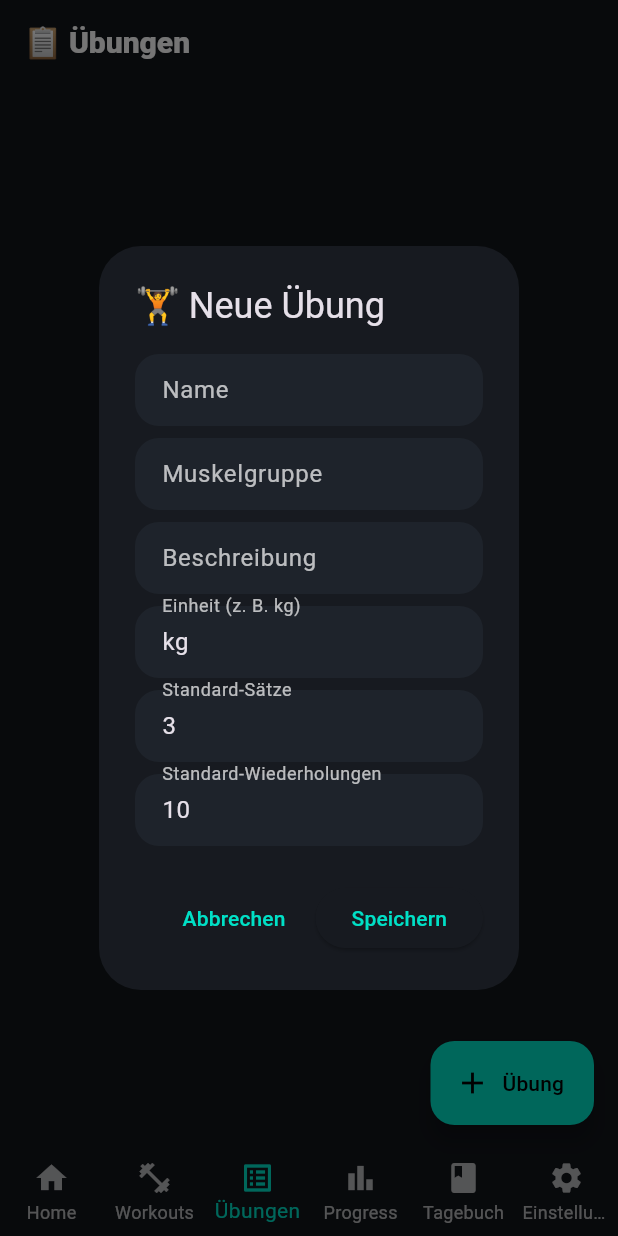
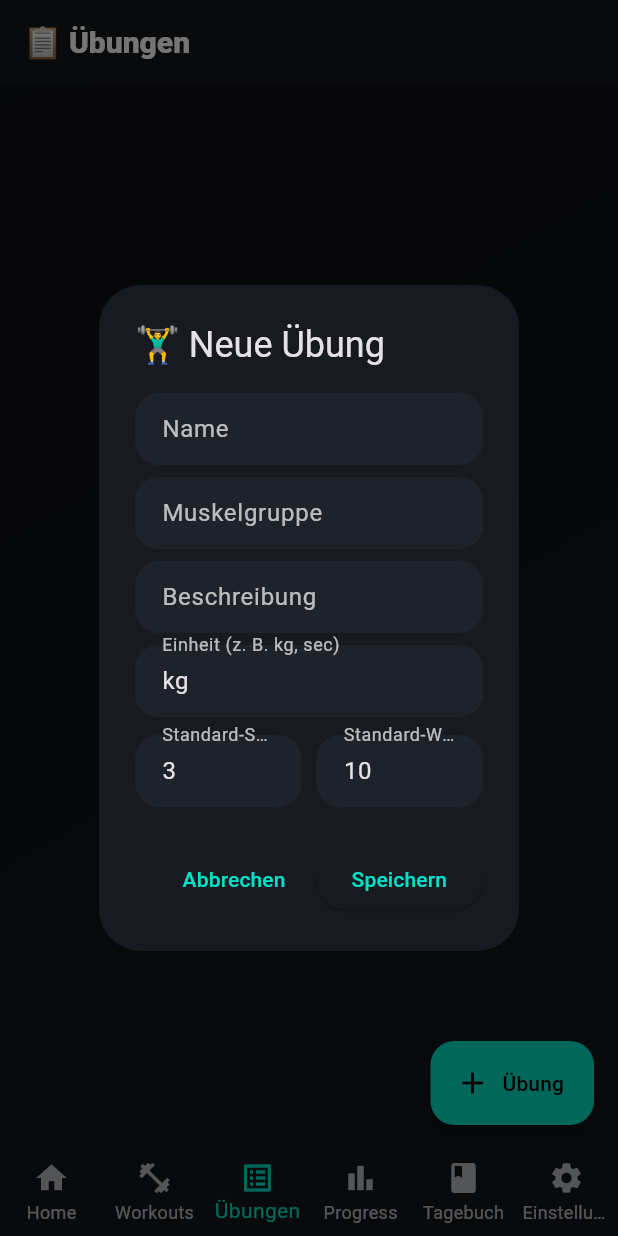
Before and after one commit to crydenstreet-cpu/offline_fitness_app, a Flutter app: the screen it shows after launch, item 3 of the bottom bar chosen, after a tap on "Übung", on a phone screen of 412 x 824 dp. Run offline on Flutter 3.47's test engine with Material 3 defaults, Android fonts, the phone set to English and light mode, and no system bars; our stand-ins replace fl_chart, sqflite; accounts and stored records are empty.

Commit message:
Update exercises.dart

```diff
--- a/lib/screens/exercises.dart
+++ b/lib/screens/exercises.dart
@@ -1,5 +1,7 @@
 import 'package:flutter/material.dart';
 import '../db/database_helper.dart';
+import '../ui/design.dart';
+import '../ui/components.dart';
 
 class ExercisesScreen extends StatefulWidget {
   const ExercisesScreen({super.key});
@@ -11,15 +13,8 @@ class _ExercisesScreenState extends State<ExercisesScreen> {
   late Future<List<Map<String, dynamic>>> _exercisesFuture;
 
   @override
-  void initState() {
-    super.initState();
-    _reload();
-  }
-
-  void _reload() {
-    _exercisesFuture = DB.instance.getExercises();
-    setState(() {});
-  }
+  void initState() { super.initState(); _reload(); }
+  void _reload() { _exercisesFuture = DB.instance.getExercises(); setState(() {}); }
 
   Future<void> _addExerciseDialog() async {
     final nameCtrl = TextEditingController();
@@ -32,30 +27,30 @@ class _ExercisesScreenState extends State<ExercisesScreen> {
     final saved = await showDialog<bool>(
       context: context,
       builder: (ctx) => AlertDialog(
-        title: const Text('🏋️ Neue Übung'),
+        backgroundColor: AppColors.surface,
+        title: const Text('🏋️‍♂️ Neue Übung'),
         content: SingleChildScrollView(
-          child: Column(
-            mainAxisSize: MainAxisSize.min,
-            children: [
+          child: Column(mainAxisSize: MainAxisSize.min, children: [
             TextField(controller: nameCtrl, decoration: const InputDecoration(labelText: 'Name')),
             const SizedBox(height: 8),
             TextField(controller: groupCtrl, decoration: const InputDecoration(labelText: 'Muskelgruppe')),
             const SizedBox(height: 8),
             TextField(controller: descCtrl, decoration: const InputDecoration(labelText: 'Beschreibung')),
             const SizedBox(height: 8),
-              TextField(controller: unitCtrl, decoration: const InputDecoration(labelText: 'Einheit (z. B. kg)')),
-              const SizedBox(height: 8),
-              TextField(
+            TextField(controller: unitCtrl, decoration: const InputDecoration(labelText: 'Einheit (z. B. kg, sec)')),
+            const SizedBox(height: 12),
+            Row(children: [
+              Expanded(child: TextField(
                 controller: setsCtrl, keyboardType: TextInputType.number,
                 decoration: const InputDecoration(labelText: 'Standard-Sätze'),
-              ),
-              const SizedBox(height: 8),
-              TextField(
+              )),
+              const SizedBox(width: 10),
+              Expanded(child: TextField(
                 controller: repsCtrl, keyboardType: TextInputType.number,
-                decoration: const InputDecoration(labelText: 'Standard-Wiederholungen'),
-              ),
-            ],
-          ),
+                decoration: const InputDecoration(labelText: 'Standard-Wdh.'),
+              )),
+            ]),
+          ]),
         ),
         actions: [
           TextButton(onPressed: () => Navigator.pop(ctx, false), child: const Text('Abbrechen')),
@@ -64,7 +59,7 @@ class _ExercisesScreenState extends State<ExercisesScreen> {
       ),
     );
 
-    if (saved == true && nameCtrl.text.trim().isNotEmpty) {
+    if (saved == true) {
       await DB.instance.insertExercise({
         'name': nameCtrl.text.trim(),
         'muscle_group': groupCtrl.text.trim().isEmpty ? null : groupCtrl.text.trim(),
@@ -81,49 +76,46 @@ class _ExercisesScreenState extends State<ExercisesScreen> {
     final ok = await showDialog<bool>(
       context: context,
       builder: (ctx) => AlertDialog(
+        backgroundColor: AppColors.surface,
         title: const Text('Löschen?'),
-        content: const Text('Diese Übung wirklich löschen?'),
+        content: const Text('Übung wirklich löschen?'),
         actions: [
           TextButton(onPressed: () => Navigator.pop(ctx, false), child: const Text('Abbrechen')),
           ElevatedButton(onPressed: () => Navigator.pop(ctx, true), child: const Text('Löschen')),
         ],
       ),
     );
-    if (ok == true) {
-      await DB.instance.deleteExercise(id);
-      _reload();
-    }
+    if (ok == true) { await DB.instance.deleteExercise(id); _reload(); }
   }
 
   @override
   Widget build(BuildContext context) {
-    return Scaffold(
+    return AppScaffold(
       appBar: AppBar(title: const Text('📋 Übungen')),
-      floatingActionButton: FloatingActionButton.extended(
-        onPressed: _addExerciseDialog,
-        icon: const Icon(Icons.add),
-        label: const Text('Übung'),
-      ),
+      fab: FloatingActionButton.extended(
+        onPressed: _addExerciseDialog, icon: const Icon(Icons.add), label: const Text('Übung')),
       body: FutureBuilder<List<Map<String, dynamic>>>(
         future: _exercisesFuture,
         builder: (context, snap) {
           if (!snap.hasData) return const Center(child: CircularProgressIndicator());
           final list = snap.data!;
-          if (list.isEmpty) return const Center(child: Text('Noch keine Übungen angelegt.'));
+          if (list.isEmpty) return const Center(child: Text('Noch keine Übungen – lege deine erste an!'));
           return ListView.builder(
-            padding: const EdgeInsets.fromLTRB(12, 12, 12, 90),
+            padding: const EdgeInsets.only(bottom: 100),
             itemCount: list.length,
             itemBuilder: (context, i) {
               final e = list[i];
-              return Card(
-                shape: RoundedRectangleBorder(borderRadius: BorderRadius.circular(18)),
+              return AppCard(
                 child: ListTile(
-                  title: Text(e['name'] ?? ''),
-                  subtitle: Text(
-                    [
-                      if ((e['muscle_group'] ?? '').toString().isNotEmpty) 'Muskelgruppe: ${e['muscle_group']}',
-                      'Sätze: ${e['default_sets'] ?? 3} • Wdh: ${e['default_reps'] ?? 10}',
-                    ].join('\n'),
+                  contentPadding: EdgeInsets.zero,
+                  title: Text(e['name'] ?? '', style: const TextStyle(fontWeight: FontWeight.w800)),
+                  subtitle: Padding(
+                    padding: const EdgeInsets.only(top: 4),
+                    child: Text([
+                      if ((e['muscle_group'] ?? '').toString().isNotEmpty) 'Gruppe: ${e['muscle_group']}',
+                      'Sätze: ${e['default_sets'] ?? 3}',
+                      'Wdh: ${e['default_reps'] ?? 10}',
+                    ].join(' • ')),
                   ),
                   trailing: IconButton(
                     icon: const Icon(Icons.delete, color: Colors.redAccent),
```
Lines whose indentation alone changed are shown as unchanged.
